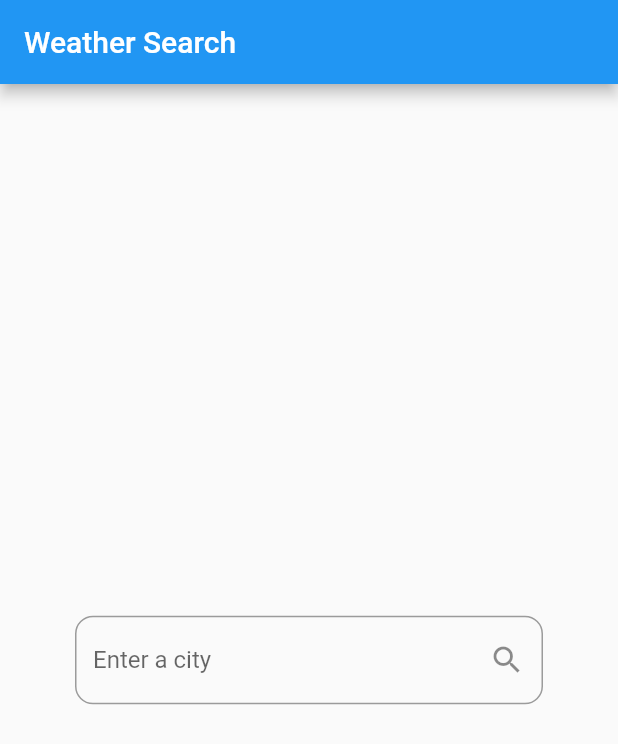
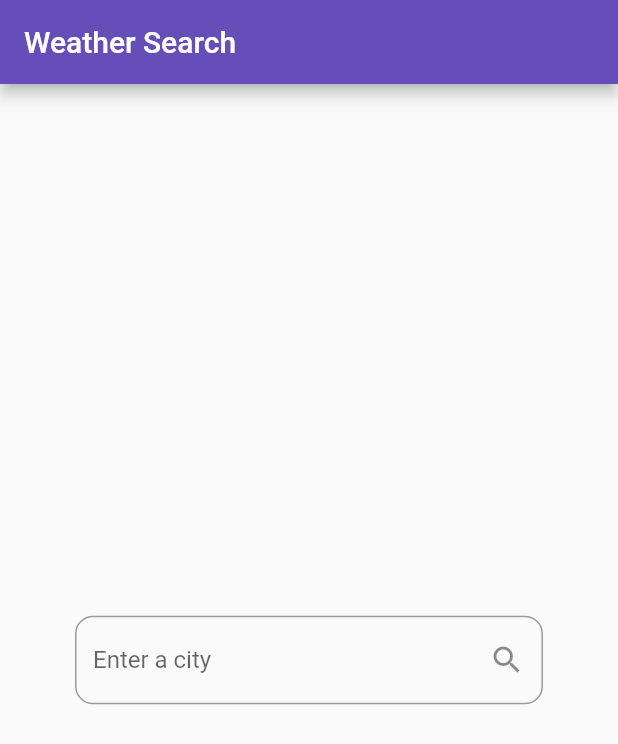
Before and after one commit to alissone/weather_search_modular_template, a Flutter app: the screen it shows after launch, on a phone screen of 412 x 824 dp. Shown: the top 744 px of the screen. Run offline on Flutter 3.47's test engine with Material 2 defaults, Android fonts, the phone set to English and light mode, and no system bars; our stand-ins replace bloc, flutter_bloc, flutter_modular.

```diff
--- /dev/null
+++ b/lib/app/app_widget.dart
@@ -0,0 +1,36 @@
+import 'package:flutter/material.dart';
+import 'package:flutter/services.dart';
+import 'package:flutter_modular/flutter_modular.dart';
+
+class AppWidget extends StatelessWidget {
+  @override
+  Widget build(BuildContext context) {
+    SystemChrome.setPreferredOrientations([
+      DeviceOrientation.portraitUp,
+      DeviceOrientation.portraitDown,
+    ]);
+
+    SystemChrome.setSystemUIOverlayStyle(
+      const SystemUiOverlayStyle(
+        statusBarColor: Colors.black45,
+        systemNavigationBarColor: Color(0xff664EB8),
+        systemNavigationBarDividerColor: Colors.black,
+        systemNavigationBarIconBrightness: Brightness.light,
+      ),
+    );
+
+    return MaterialApp(
+        title: 'Flutter Slidy',
+        theme: ThemeData(
+          primaryColor: Color(0xff664EB8),
+          // primaryTextTheme: TextTheme(
+          //   button: TextStyle(
+          //     color: Colors.white
+          //   )
+          // )
+        ),
+        initialRoute: "/",
+        onGenerateRoute: Modular.generateRoute,
+        navigatorKey: Modular.navigatorKey);
+  }
+}
--- /dev/null
+++ b/lib/app/modules/weather_search/pages/weather_search_initial.dart
@@ -0,0 +1,15 @@
+import 'package:flutter/material.dart';
+import 'package:flutter_bloc/flutter_bloc.dart';
+import 'package:flutter_cubit_bloc_tutorial/app/modules/weather_search/cubit/weather_cubit.dart';
+import 'package:flutter_cubit_bloc_tutorial/app/modules/weather_search/pages/weather_search_page.dart';
+import 'package:flutter_cubit_bloc_tutorial/app/modules/weather_search/repositories/weather_repository.dart';
+
+class WeatherSearchApp extends StatelessWidget {
+  @override
+  Widget build(BuildContext context) {
+    return BlocProvider(
+      create: (context) => WeatherCubit(FakeWeatherRepository()),
+      child: WeatherSearchPage(),
+    );
+  }
+}
--- /dev/null
+++ b/lib/app/modules/weather_search/pages/weather_search_page.dart
@@ -0,0 +1,103 @@
+import 'package:flutter/material.dart';
+import 'package:flutter_bloc/flutter_bloc.dart';
+import 'package:flutter_cubit_bloc_tutorial/app/modules/weather_search/cubit/weather_cubit.dart';
+import 'package:flutter_cubit_bloc_tutorial/app/shared/models/weather_model.dart';
+
+class WeatherSearchPage extends StatefulWidget {
+  @override
+  _WeatherSearchPageState createState() => _WeatherSearchPageState();
+}
+
+class _WeatherSearchPageState extends State<WeatherSearchPage> {
+  @override
+  Widget build(BuildContext context) {
+    return Scaffold(
+      appBar: AppBar(
+        title: Text("Weather Search"),
+      ),
+      body: Container(
+        padding: EdgeInsets.symmetric(vertical: 16),
+        alignment: Alignment.center,
+        child: BlocConsumer<WeatherCubit, WeatherState>(
+          listener: (context, state) {
+            if (state is WeatherError) {
+              Scaffold.of(context).showSnackBar(
+                SnackBar(
+                  content: Text(state.message),
+                ),
+              );
+            }
+          },
+          builder: (context, state) {
+            if (state is WeatherInitial) {
+              return buildInitialInput();
+            } else if (state is WeatherLoading) {
+              return buildLoading();
+            } else if (state is WeatherLoaded) {
+              return buildColumnWithData(state.weather);
+            } else {
+              // (state is WeatherError)
+              return buildInitialInput();
+            }
+          },
+        ),
+      ),
+    );
+  }
+
+  Widget buildInitialInput() {
+    return Center(
+      child: CityInputField(),
+    );
+  }
+
+  Widget buildLoading() {
+    return Center(
+      child: CircularProgressIndicator(),
+    );
+  }
+
+  Column buildColumnWithData(Weather weather) {
+    return Column(
+      mainAxisAlignment: MainAxisAlignment.spaceEvenly,
+      children: <Widget>[
+        Text(
+          weather.cityName,
+          style: TextStyle(
+            fontSize: 40,
+            fontWeight: FontWeight.w700,
+          ),
+        ),
+        Text(
+          // Display the temperature with 1 decimal place
+          "${weather.temperatureCelsius.toStringAsFixed(1)} °C",
+          style: TextStyle(fontSize: 80),
+        ),
+        CityInputField(),
+      ],
+    );
+  }
+}
+
+class CityInputField extends StatelessWidget {
+  @override
+  Widget build(BuildContext context) {
+    return Padding(
+      padding: const EdgeInsets.symmetric(horizontal: 50),
+      child: TextField(
+        onSubmitted: (value) => submitCityName(context, value),
+        textInputAction: TextInputAction.search,
+        decoration: InputDecoration(
+          hintText: "Enter a city",
+          border: OutlineInputBorder(borderRadius: BorderRadius.circular(12)),
+          suffixIcon: Icon(Icons.search),
+        ),
+      ),
+    );
+  }
+
+  void submitCityName(BuildContext context, String cityName) {
+    final weatherCubit = context.read<WeatherCubit>();
+    weatherCubit.getWeather(cityName);
+  }
+}
--- a/lib/main.dart
+++ b/lib/main.dart
@@ -1,20 +1,7 @@
 import 'package:flutter/material.dart';
 import 'package:flutter_bloc/flutter_bloc.dart';
-import 'modules/weather_search/cubit/weather_cubit.dart';
-import 'modules/weather_search/repositories/weather_repository.dart';
-import 'modules/weather_search/pages/weather_search_page.dart';
+import 'package:flutter_cubit_bloc_tutorial/app/app_module.dart';
+import 'package:flutter_modular/flutter_modular.dart';
 
-void main() => runApp(MyApp());
-
-class MyApp extends StatelessWidget {
-  @override
-  Widget build(BuildContext context) {
-    return MaterialApp(
-      title: 'Material App',
-      home: BlocProvider(
-        create: (context) => WeatherCubit(FakeWeatherRepository()),
-        child: WeatherSearchPage(),
-      ),
-    );
-  }
-}
+// void main() => runApp(MyApp());
+void main() => runApp(ModularApp(module: AppModule()));
--- a/lib/modules/weather_search/pages/weather_search_page.dart
+++ /dev/null
@@ -1,103 +0,0 @@
-import 'package:flutter/material.dart';
-import 'package:flutter_bloc/flutter_bloc.dart';
-import 'package:flutter_cubit_bloc_tutorial/modules/weather_search/cubit/weather_cubit.dart';
-import 'package:flutter_cubit_bloc_tutorial/shared/models/weather_model.dart';
-
-class WeatherSearchPage extends StatefulWidget {
-  @override
-  _WeatherSearchPageState createState() => _WeatherSearchPageState();
-}
-
-class _WeatherSearchPageState extends State<WeatherSearchPage> {
-  @override
-  Widget build(BuildContext context) {
-    return Scaffold(
-      appBar: AppBar(
-        title: Text("Weather Search"),
-      ),
-      body: Container(
-        padding: EdgeInsets.symmetric(vertical: 16),
-        alignment: Alignment.center,
-        child: BlocConsumer<WeatherCubit, WeatherState>(
-          listener: (context, state) {
-            if (state is WeatherError) {
-              Scaffold.of(context).showSnackBar(
-                SnackBar(
-                  content: Text(state.message),
-                ),
-              );
-            }
-          },
-          builder: (context, state) {
-            if (state is WeatherInitial) {
-              return buildInitialInput();
-            } else if (state is WeatherLoading) {
-              return buildLoading();
-            } else if (state is WeatherLoaded) {
-              return buildColumnWithData(state.weather);
-            } else {
-              // (state is WeatherError)
-              return buildInitialInput();
-            }
-          },
-        ),
-      ),
-    );
-  }
-
-  Widget buildInitialInput() {
-    return Center(
-      child: CityInputField(),
-    );
-  }
-
-  Widget buildLoading() {
-    return Center(
-      child: CircularProgressIndicator(),
-    );
-  }
-
-  Column buildColumnWithData(Weather weather) {
-    return Column(
-      mainAxisAlignment: MainAxisAlignment.spaceEvenly,
-      children: <Widget>[
-        Text(
-          weather.cityName,
-          style: TextStyle(
-            fontSize: 40,
-            fontWeight: FontWeight.w700,
-          ),
-        ),
-        Text(
-          // Display the temperature with 1 decimal place
-          "${weather.temperatureCelsius.toStringAsFixed(1)} °C",
-          style: TextStyle(fontSize: 80),
-        ),
-        CityInputField(),
-      ],
-    );
-  }
-}
-
-class CityInputField extends StatelessWidget {
-  @override
-  Widget build(BuildContext context) {
-    return Padding(
-      padding: const EdgeInsets.symmetric(horizontal: 50),
-      child: TextField(
-        onSubmitted: (value) => submitCityName(context, value),
-        textInputAction: TextInputAction.search,
-        decoration: InputDecoration(
-          hintText: "Enter a city",
-          border: OutlineInputBorder(borderRadius: BorderRadius.circular(12)),
-          suffixIcon: Icon(Icons.search),
-        ),
-      ),
-    );
-  }
-
-  void submitCityName(BuildContext context, String cityName) {
-    final weatherCubit = context.read<WeatherCubit>();
-    weatherCubit.getWeather(cityName);
-  }
-}
--- a/pubspec.yaml
+++ b/pubspec.yaml
@@ -25,6 +25,7 @@ dependencies:
     sdk: flutter
   bloc: ^6.1.0
   flutter_bloc: ^6.1.0
+  flutter_modular: ^2.0.1
 
   # The following adds the Cupertino Icons font to your application.
   # Use with the CupertinoIcons class for iOS style icons.
```
Also changed, not shown: lib/app/app_module.dart (added, +21 -0 lines), lib/app/modules/weather_search/cubit/weather_cubit.dart (added, +22 -0 lines), lib/app/modules/weather_search/repositories/weather_repository.dart (added, +34 -0 lines), lib/app/modules/weather_search/weather_search_module.dart (added, +16 -0 lines), lib/modules/weather_search/cubit/weather_cubit.dart (deleted, +0 -22 lines), lib/modules/weather_search/repositories/weather_repository.dart (deleted, +0 -36 lines), lib/app/modules/weather_search/cubit/weather_state.dart (renamed from lib/modules/weather_search/cubit/weather_state.dart), lib/app/shared/models/weather_model.dart (renamed from lib/shared/models/weather_model.dart), pubspec.lock, 2 other files.
